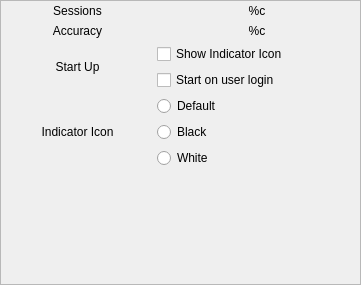
Above: res/ui/settingspane-general.ui from smartboyhw/speechcontrol before the change. Below: the same form after it.
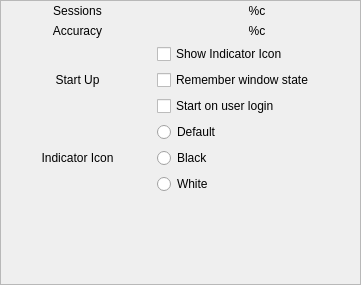
That is the form after the change. Icons and pictures are not drawn.

Commit message: Introduced more changes to perfect the integration of indicators and window.

Diff of the .ui file:
```diff
--- a/res/ui/settingspane-general.ui
+++ b/res/ui/settingspane-general.ui
@@ -25,7 +25,7 @@
      <x>4</x>
      <y>4</y>
      <width>353</width>
-     <height>273</height>
+     <height>274</height>
     </rect>
    </property>
    <layout class="QGridLayout" name="gridLayout">
@@ -239,6 +239,13 @@
         </property>
        </widget>
       </item>
+      <item>
+       <widget class="QCheckBox" name="checkBoxWindowState">
+        <property name="text">
+         <string>Remember window state</string>
+        </property>
+       </widget>
+      </item>
       <item>
        <widget class="QCheckBox" name="checkBoxAutoStartApp">
         <property name="text">
```
The commit also changes 4 other files.
